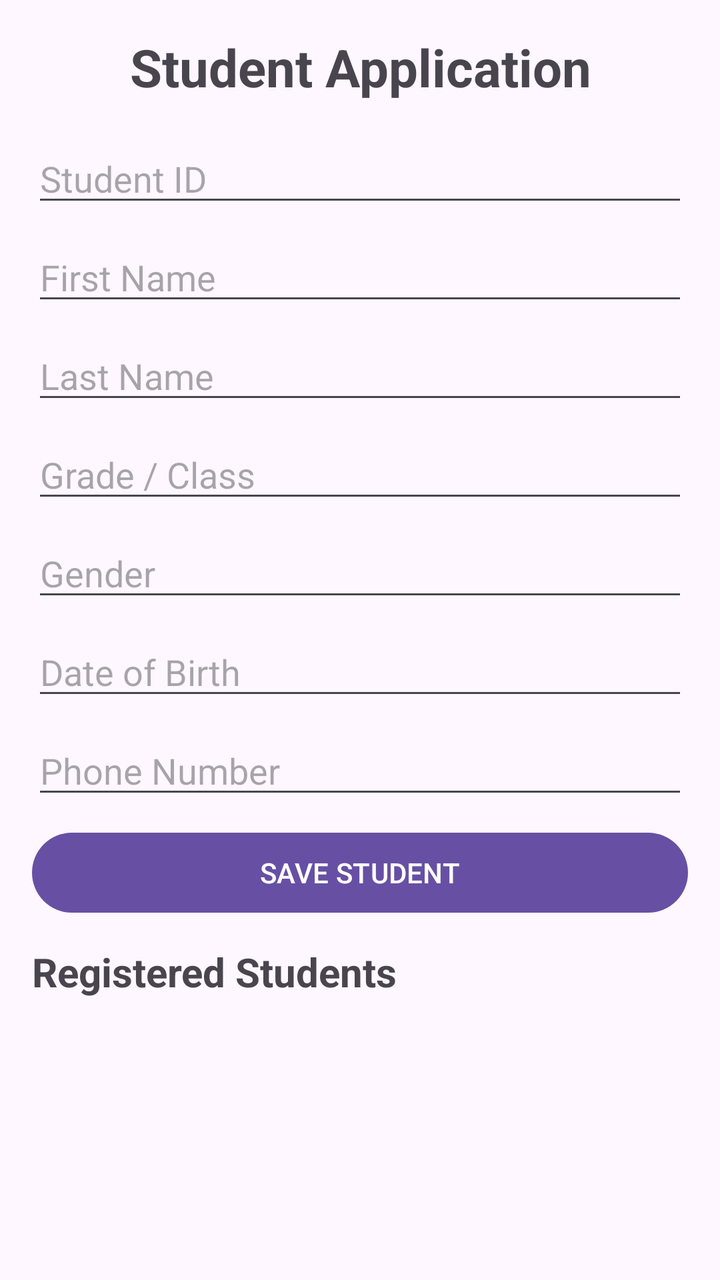
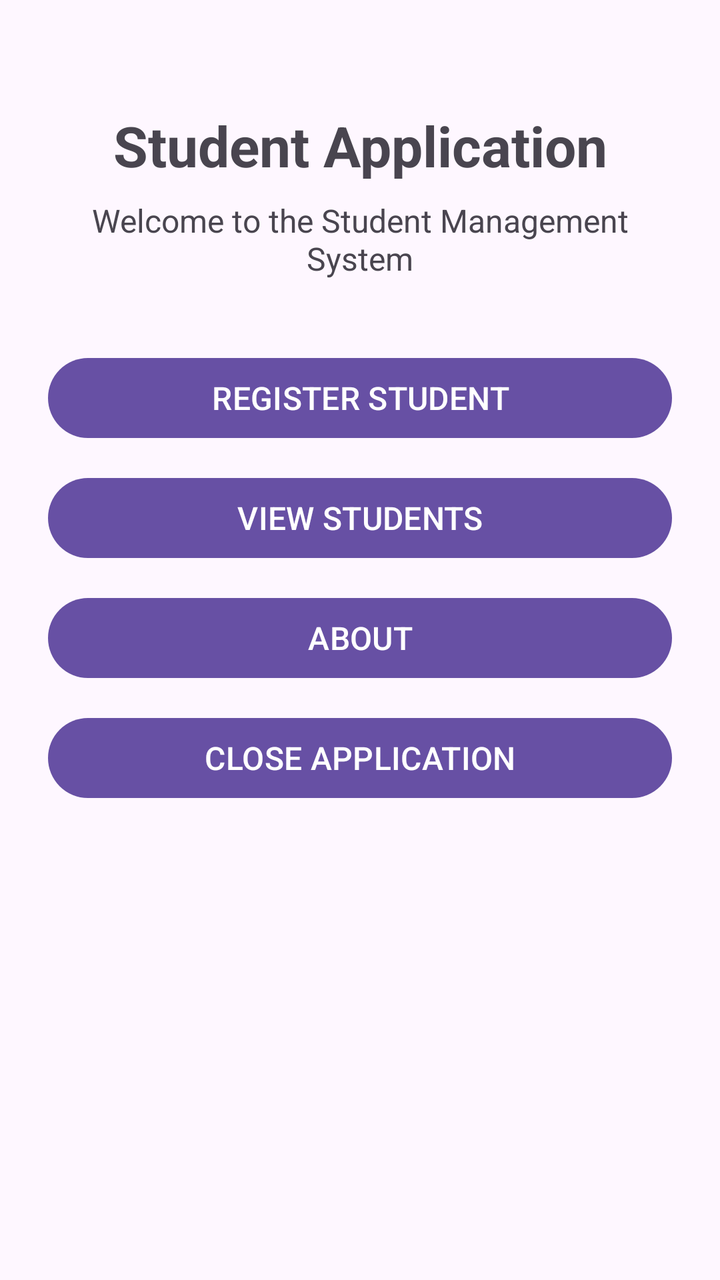

Before-and-after screenshots of an Android layout around one commit, followed by the original layout XML and the change that was made.
<!-- AndroidManifest.xml: application theme Theme.StudentApplication -->
<!-- res/layout/activity_main.xml -->
<?xml version="1.0" encoding="utf-8"?>
<LinearLayout xmlns:android="http://schemas.android.com/apk/res/android"
    android:layout_width="match_parent"
    android:layout_height="match_parent"
    android:orientation="vertical"
    android:padding="16dp">

    <TextView
        android:layout_width="match_parent"
        android:layout_height="wrap_content"
        android:text="Student Application"
        android:textSize="26sp"
        android:textStyle="bold"
        android:gravity="center"
        android:layout_marginBottom="16dp" />

    <EditText
        android:id="@+id/etStudentId"
        android:layout_width="match_parent"
        android:layout_height="wrap_content"
        android:hint="Student ID"
        android:inputType="text"
        android:layout_marginBottom="8dp" />

    <EditText
        android:id="@+id/etFirstName"
        android:layout_width="match_parent"
        android:layout_height="wrap_content"
        android:hint="First Name"
        android:inputType="textCapWords"
        android:layout_marginBottom="8dp" />

    <EditText
        android:id="@+id/etLastName"
        android:layout_width="match_parent"
        android:layout_height="wrap_content"
        android:hint="Last Name"
        android:inputType="textCapWords"
        android:layout_marginBottom="8dp" />

    <EditText
        android:id="@+id/etGrade"
        android:layout_width="match_parent"
        android:layout_height="wrap_content"
        android:hint="Grade / Class"
        android:inputType="text"
        android:layout_marginBottom="8dp" />

    <EditText
        android:id="@+id/etGender"
        android:layout_width="match_parent"
        android:layout_height="wrap_content"
        android:hint="Gender"
        android:inputType="text"
        android:layout_marginBottom="8dp" />

    <EditText
        android:id="@+id/etDateOfBirth"
        android:layout_width="match_parent"
        android:layout_height="wrap_content"
        android:hint="Date of Birth"
        android:inputType="date"
        android:layout_marginBottom="8dp" />

    <EditText
        android:id="@+id/etPhone"
        android:layout_width="match_parent"
        android:layout_height="wrap_content"
        android:hint="Phone Number"
        android:inputType="phone"
        android:layout_marginBottom="8dp" />

    <Button
        android:id="@+id/btnSaveStudent"
        android:layout_width="match_parent"
        android:layout_height="wrap_content"
        android:text="SAVE STUDENT"
        android:layout_marginBottom="12dp" />

    <TextView
        android:layout_width="match_parent"
        android:layout_height="wrap_content"
        android:text="Registered Students"
        android:textSize="20sp"
        android:textStyle="bold"
        android:layout_marginBottom="8dp" />

    <androidx.recyclerview.widget.RecyclerView
        android:id="@+id/recyclerStudents"
        android:layout_width="match_parent"
        android:layout_height="0dp"
        android:layout_weight="1" />

</LinearLayout>
<!-- resources referenced by this layout -->
<resources>
  <style name="Theme.StudentApplication" parent="Base.Theme.StudentApplication" />
  <style name="Base.Theme.StudentApplication" parent="Theme.Material3.DayNight.NoActionBar">
          
          
      </style>
</resources>

<!-- the commit's change to res/layout/activity_main.xml (unified diff, before → after) -->
@@ -3,92 +3,58 @@
     android:layout_width="match_parent"
     android:layout_height="match_parent"
     android:orientation="vertical"
-    android:padding="16dp">
+    android:padding="24dp"
+    android:gravity="center_horizontal">
 
     <TextView
+        android:id="@+id/tvAppTitle"
         android:layout_width="match_parent"
         android:layout_height="wrap_content"
         android:text="Student Application"
-        android:textSize="26sp"
+        android:textSize="28sp"
         android:textStyle="bold"
         android:gravity="center"
-        android:layout_marginBottom="16dp" />
+        android:layout_marginTop="30dp"
+        android:layout_marginBottom="8dp" />
 
-    <EditText
-        android:id="@+id/etStudentId"
+    <TextView
+        android:id="@+id/tvWelcome"
         android:layout_width="match_parent"
         android:layout_height="wrap_content"
-        android:hint="Student ID"
-        android:inputType="text"
-        android:layout_marginBottom="8dp" />
+        android:text="Welcome to the Student Management System"
+        android:textSize="16sp"
+        android:gravity="center"
+        android:layout_marginBottom="35dp" />
 
-    <EditText
-        android:id="@+id/etFirstName"
+    <Button
+        android:id="@+id/btnRegisterStudent"
         android:layout_width="match_parent"
         android:layout_height="wrap_content"
-        android:hint="First Name"
-        android:inputType="textCapWords"
-        android:layout_marginBottom="8dp" />
+        android:text="REGISTER STUDENT"
+        android:textSize="16sp"
+        android:layout_marginBottom="12dp" />
 
-    <EditText
-        android:id="@+id/etLastName"
+    <Button
+        android:id="@+id/btnViewStudents"
         android:layout_width="match_parent"
         android:layout_height="wrap_content"
-        android:hint="Last Name"
-        android:inputType="textCapWords"
-        android:layout_marginBottom="8dp" />
+        android:text="VIEW STUDENTS"
+        android:textSize="16sp"
+        android:layout_marginBottom="12dp" />
 
-    <EditText
-        android:id="@+id/etGrade"
+    <Button
+        android:id="@+id/btnAbout"
         android:layout_width="match_parent"
         android:layout_height="wrap_content"
-        android:hint="Grade / Class"
-        android:inputType="text"
-        android:layout_marginBottom="8dp" />
+        android:text="ABOUT"
+        android:textSize="16sp"
+        android:layout_marginBottom="12dp" />
 
-    <EditText
-        android:id="@+id/etGender"
+    <Button
+        android:id="@+id/btnExit"
         android:layout_width="match_parent"
         android:layout_height="wrap_content"
-        android:hint="Gender"
-        android:inputType="text"
-        android:layout_marginBottom="8dp" />
-
-    <EditText
-        android:id="@+id/etDateOfBirth"
-        android:layout_width="match_parent"
-        android:layout_height="wrap_content"
-        android:hint="Date of Birth"
-        android:inputType="date"
-        android:layout_marginBottom="8dp" />
-
-    <EditText
-        android:id="@+id/etPhone"
-        android:layout_width="match_parent"
-        android:layout_height="wrap_content"
-        android:hint="Phone Number"
-        android:inputType="phone"
-        android:layout_marginBottom="8dp" />
-
-    <Button
-        android:id="@+id/btnSaveStudent"
-        android:layout_width="match_parent"
-        android:layout_height="wrap_content"
-        android:text="SAVE STUDENT"
-        android:layout_marginBottom="12dp" />
-
-    <TextView
-        android:layout_width="match_parent"
-        android:layout_height="wrap_content"
-        android:text="Registered Students"
-        android:textSize="20sp"
-        android:textStyle="bold"
-        android:layout_marginBottom="8dp" />
-
-    <androidx.recyclerview.widget.RecyclerView
-        android:id="@+id/recyclerStudents"
-        android:layout_width="match_parent"
-        android:layout_height="0dp"
-        android:layout_weight="1" />
+        android:text="CLOSE APPLICATION"
+        android:textSize="16sp" />
 
 </LinearLayout>
